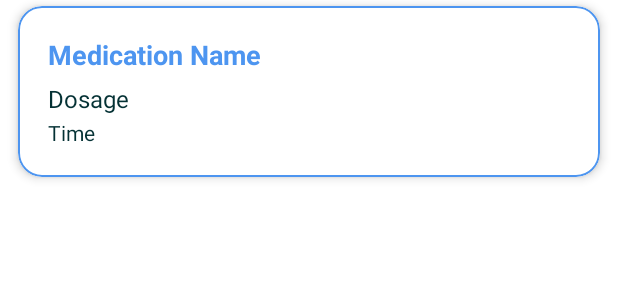
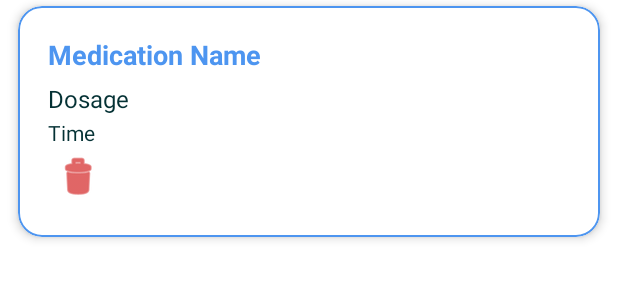
Before and after one commit to Keekkii/MyMedReminder, an Android app built with Jetpack Compose: the layout item_medication.xml on its own in the app's theme, with its tools: preview values and no code run, on a phone screen of 412 x 824 dp. Shown: the top 300 px of the screen. Run offline under Robolectric (Android 15) with nearby library versions, the phone set to English and light mode, and no system bars.

Commit message:
Delete button added

```diff
--- a/app/src/main/java/com/example/mymedreminder/DatabaseHelper.java
+++ b/app/src/main/java/com/example/mymedreminder/DatabaseHelper.java
@@ -54,5 +54,9 @@ public class DatabaseHelper extends SQLiteOpenHelper {
         SQLiteDatabase db = this.getReadableDatabase();
         return db.rawQuery("SELECT * FROM medications", null);
     }
+    public void deleteMedication(int id) {
+        SQLiteDatabase db = this.getWritableDatabase();
+        db.delete("medications", "id=?", new String[]{String.valueOf(id)});
+    }
 
 }
--- a/app/src/main/java/com/example/mymedreminder/Medication.java
+++ b/app/src/main/java/com/example/mymedreminder/Medication.java
@@ -1,11 +1,13 @@
 package com.example.mymedreminder;
 
 public class Medication {
+    public int id;
     public String name;
     public String dosage;
     public String time;
 
-    public Medication(String name, String dosage, String time) {
+    public Medication(int id, String name, String dosage, String time) {
+        this.id = id;
         this.name = name;
         this.dosage = dosage;
         this.time = time;
--- a/app/src/main/res/layout/item_medication.xml
+++ b/app/src/main/res/layout/item_medication.xml
@@ -43,5 +43,15 @@
             android:textSize="14sp"
             android:textColor="@color/textColor"
             android:layout_marginTop="2dp"/>
+
+        <ImageButton
+            android:id="@+id/deleteButton"
+            android:layout_width="40dp"
+            android:layout_height="40dp"
+            android:background="?attr/selectableItemBackgroundBorderless"
+            android:src="@android:drawable/ic_menu_delete"
+            android:contentDescription="Delete"
+            android:tint="@android:color/holo_red_dark"/>
+
     </LinearLayout>
 </com.google.android.material.card.MaterialCardView>
```
Also changed, not shown: app/src/main/java/com/example/mymedreminder/MedicationAdapter.java (+24 -0 lines), app/src/main/java/com/example/mymedreminder/MedsFragment.java (+15 -1 lines).
